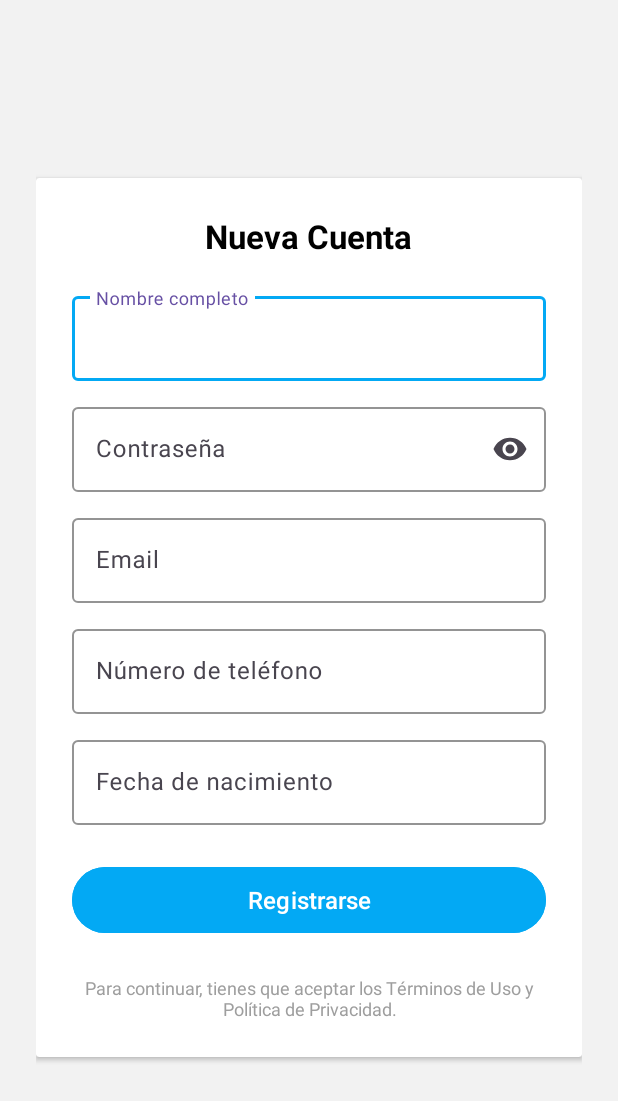
After one commit to SrHect0r/Android_Proyecto, an Android app: the layout activity_nueva_cuenta.xml on its own in the app's theme, with its tools: preview values and no code run, on a phone screen of 412 x 824 dp. The commit adds this screen. Shown: the top 1101 px of the screen. Run offline under Robolectric (Android 15) with nearby library versions, the phone set to English and light mode, and no system bars.

Commit message:
Commit 2 (Aleix): Layouts; cambiar contraseñas y nueva cuenta

```diff
--- a/app/src/main/java/com/example/android_proyecto/MainActivity.kt
+++ b/app/src/main/java/com/example/android_proyecto/MainActivity.kt
@@ -10,11 +10,11 @@ class MainActivity : AppCompatActivity() {
     override fun onCreate(savedInstanceState: Bundle?) {
         super.onCreate(savedInstanceState)
         enableEdgeToEdge()
-        setContentView(R.layout.activity_main)
+        setContentView(R.layout.activity_nueva_cuenta)
         ViewCompat.setOnApplyWindowInsetsListener(findViewById(R.id.main)) { v, insets ->
             val systemBars = insets.getInsets(WindowInsetsCompat.Type.systemBars())
             v.setPadding(systemBars.left, systemBars.top, systemBars.right, systemBars.bottom)
             insets
-        }sssd
+        }
     }
 }
--- /dev/null
+++ b/app/src/main/res/layout/activity_nueva_cuenta.xml
@@ -0,0 +1,147 @@
+<?xml version="1.0" encoding="utf-8"?>
+<ScrollView
+    xmlns:android="http://schemas.android.com/apk/res/android"
+    xmlns:app="http://schemas.android.com/apk/res-auto"
+    android:layout_width="match_parent"
+    android:layout_height="match_parent"
+    android:background="#F2F2F2"
+    android:fillViewport="true">
+
+    <LinearLayout
+        android:layout_width="match_parent"
+        android:layout_height="wrap_content"
+        android:orientation="vertical"
+        android:gravity="center"
+        android:padding="24dp">
+
+        <androidx.cardview.widget.CardView
+            android:layout_width="match_parent"
+            android:layout_height="wrap_content"
+            android:radius="24dp"
+            android:elevation="8dp"
+            android:background="@android:color/white">
+
+            <LinearLayout
+                android:layout_width="match_parent"
+                android:layout_height="wrap_content"
+                android:orientation="vertical"
+                android:padding="24dp">
+
+                <!-- Título -->
+                <TextView
+                    android:layout_width="wrap_content"
+                    android:layout_height="wrap_content"
+                    android:text="Nueva Cuenta"
+                    android:textColor="#000000"
+                    android:textStyle="bold"
+                    android:textSize="22sp"
+                    android:layout_gravity="center"
+                    android:layout_marginBottom="20dp"/>
+
+                <!-- Nombre completo -->
+                <com.google.android.material.textfield.TextInputLayout
+                    android:layout_width="match_parent"
+                    android:layout_height="wrap_content"
+                    app:boxBackgroundMode="outline"
+                    app:boxStrokeColor="#03A9F4"
+                    android:hint="Nombre completo"
+                    android:layout_marginBottom="12dp">
+
+                    <com.google.android.material.textfield.TextInputEditText
+                        android:id="@+id/etNombre"
+                        android:layout_width="match_parent"
+                        android:layout_height="wrap_content"/>
+                </com.google.android.material.textfield.TextInputLayout>
+
+                <!-- Contraseña -->
+                <com.google.android.material.textfield.TextInputLayout
+                    android:layout_width="match_parent"
+                    android:layout_height="wrap_content"
+                    app:endIconMode="password_toggle"
+                    app:boxBackgroundMode="outline"
+                    app:boxStrokeColor="#03A9F4"
+                    android:hint="Contraseña"
+                    android:layout_marginBottom="12dp">
+
+                    <com.google.android.material.textfield.TextInputEditText
+                        android:id="@+id/etPassword"
+                        android:layout_width="match_parent"
+                        android:layout_height="wrap_content"
+                        android:inputType="textPassword"/>
+                </com.google.android.material.textfield.TextInputLayout>
+
+                <!-- Email -->
+                <com.google.android.material.textfield.TextInputLayout
+                    android:layout_width="match_parent"
+                    android:layout_height="wrap_content"
+                    app:boxBackgroundMode="outline"
+                    app:boxStrokeColor="#03A9F4"
+                    android:hint="Email"
+                    android:layout_marginBottom="12dp">
+
+                    <com.google.android.material.textfield.TextInputEditText
+                        android:id="@+id/etEmail"
+                        android:layout_width="match_parent"
+                        android:layout_height="wrap_content"
+                        android:inputType="textEmailAddress"/>
+                </com.google.android.material.textfield.TextInputLayout>
+
+                <!-- Teléfono -->
+                <com.google.android.material.textfield.TextInputLayout
+                    android:layout_width="match_parent"
+                    android:layout_height="wrap_content"
+                    app:boxBackgroundMode="outline"
+                    app:boxStrokeColor="#03A9F4"
+                    android:hint="Número de teléfono"
+                    android:layout_marginBottom="12dp">
+
+                    <com.google.android.material.textfield.TextInputEditText
+                        android:id="@+id/etTelefono"
+                        android:layout_width="match_parent"
+                        android:layout_height="wrap_content"
+                        android:inputType="phone"/>
+                </com.google.android.material.textfield.TextInputLayout>
+
+                <!-- Fecha de nacimiento -->
+                <com.google.android.material.textfield.TextInputLayout
+                    android:layout_width="match_parent"
+                    android:layout_height="wrap_content"
+                    app:boxBackgroundMode="outline"
+                    app:boxStrokeColor="#03A9F4"
+                    android:hint="Fecha de nacimiento"
+                    android:layout_marginBottom="24dp">
+
+                    <com.google.android.material.textfield.TextInputEditText
+                        android:id="@+id/etFecha"
+                        android:layout_width="match_parent"
+                        android:layout_height="wrap_content"
+                        android:inputType="date"/>
+                </com.google.android.material.textfield.TextInputLayout>
+
+                <!-- Botón de registro -->
+                <com.google.android.material.button.MaterialButton
+                    android:id="@+id/btnRegistrar"
+                    android:layout_width="match_parent"
+                    android:layout_height="52dp"
+                    android:text="Registrarse"
+                    android:textColor="#FFFFFF"
+                    android:textSize="16sp"
+                    android:fontFamily="sans-serif-medium"
+                    android:backgroundTint="#03A9F4"
+                    android:cornerRadius="26dp"
+                    android:layout_marginBottom="16dp"/>
+
+                <!-- Términos -->
+                <TextView
+                    android:layout_width="match_parent"
+                    android:layout_height="wrap_content"
+                    android:text="Para continuar, tienes que aceptar los Términos de Uso y Política de Privacidad."
+                    android:textColor="#9E9E9E"
+                    android:textSize="12sp"
+                    android:gravity="center"
+                    android:layout_marginTop="8dp"/>
+
+            </LinearLayout>
+        </androidx.cardview.widget.CardView>
+    </LinearLayout>
+</ScrollView>
```
Also changed, not shown: app/src/main/res/layout/activity_cambiar_contrasena.xml (added, +97 -0 lines), app/src/main/res/layout/activity_main.xml (deleted, +0 -19 lines).
